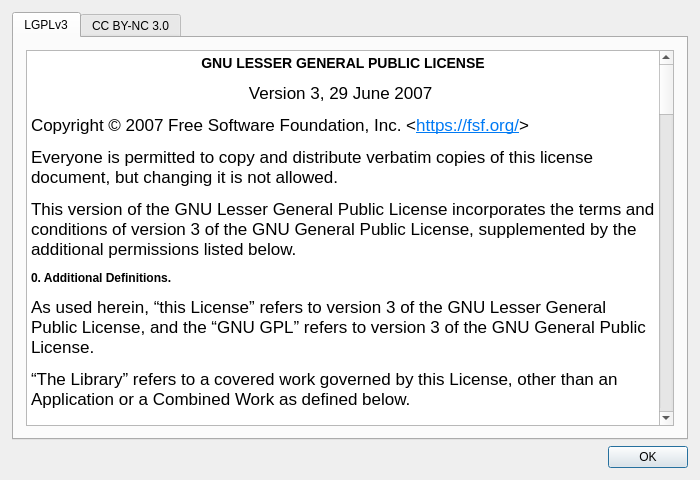
Before: the Qt Designer form sokketter-ui/sources/license_dialog.ui in morwy/sokketter, drawn with Qt 5.
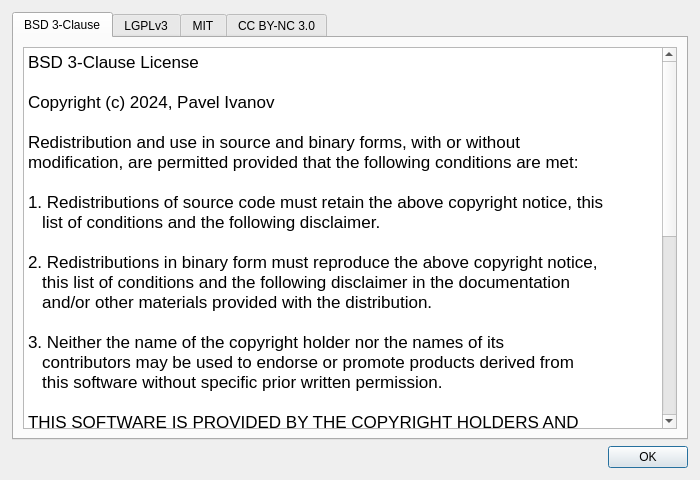
After: the same form once the commit is applied.

Commit message: fix: added MIT and BSD 3-Clause licenses.

Patch:
```diff
--- a/sokketter-ui/sources/license_dialog.ui
+++ b/sokketter-ui/sources/license_dialog.ui
@@ -40,6 +40,54 @@
      <property name="currentIndex">
       <number>0</number>
      </property>
+     <widget class="QWidget" name="tab_4">
+      <attribute name="title">
+       <string>BSD 3-Clause</string>
+      </attribute>
+      <layout class="QVBoxLayout" name="verticalLayout_5">
+       <item>
+        <widget class="QTextBrowser" name="bsd_3_clause_text">
+         <property name="html">
+          <string>&lt;!DOCTYPE HTML PUBLIC &quot;-//W3C//DTD HTML 4.0//EN&quot; &quot;http://www.w3.org/TR/REC-html40/strict.dtd&quot;&gt;
+&lt;html&gt;&lt;head&gt;&lt;meta name=&quot;qrichtext&quot; content=&quot;1&quot; /&gt;&lt;meta charset=&quot;utf-8&quot; /&gt;&lt;style type=&quot;text/css&quot;&gt;
+p, li { white-space: pre-wrap; }
+hr { height: 1px; border-width: 0; }
+li.unchecked::marker { content: &quot;\2610&quot;; }
+li.checked::marker { content: &quot;\2612&quot;; }
+&lt;/style&gt;&lt;/head&gt;&lt;body style=&quot; font-family:'.AppleSystemUIFont'; font-size:13pt; font-weight:400; font-style:normal;&quot;&gt;
+&lt;p style=&quot; margin-top:12px; margin-bottom:0px; margin-left:0px; margin-right:0px; -qt-block-indent:0; text-indent:0px;&quot;&gt;&lt;span style=&quot; font-family:'Menlo';&quot;&gt;BSD 3-Clause License&lt;/span&gt;&lt;/p&gt;
+&lt;p style=&quot;-qt-paragraph-type:empty; margin-top:0px; margin-bottom:0px; margin-left:0px; margin-right:0px; -qt-block-indent:0; text-indent:0px; font-family:'Menlo';&quot;&gt;&lt;br /&gt;&lt;/p&gt;
+&lt;p style=&quot; margin-top:0px; margin-bottom:0px; margin-left:0px; margin-right:0px; -qt-block-indent:0; text-indent:0px;&quot;&gt;&lt;span style=&quot; font-family:'Menlo';&quot;&gt;Copyright (c) 2024, Pavel Ivanov&lt;/span&gt;&lt;/p&gt;
+&lt;p style=&quot;-qt-paragraph-type:empty; margin-top:0px; margin-bottom:0px; margin-left:0px; margin-right:0px; -qt-block-indent:0; text-indent:0px; font-family:'Menlo';&quot;&gt;&lt;br /&gt;&lt;/p&gt;
+&lt;p style=&quot; margin-top:0px; margin-bottom:0px; margin-left:0px; margin-right:0px; -qt-block-indent:0; text-indent:0px;&quot;&gt;&lt;span style=&quot; font-family:'Menlo';&quot;&gt;Redistribution and use in source and binary forms, with or without&lt;/span&gt;&lt;/p&gt;
+&lt;p style=&quot; margin-top:0px; margin-bottom:0px; margin-left:0px; margin-right:0px; -qt-block-indent:0; text-indent:0px;&quot;&gt;&lt;span style=&quot; font-family:'Menlo';&quot;&gt;modification, are permitted provided that the following conditions are met:&lt;/span&gt;&lt;/p&gt;
+&lt;p style=&quot;-qt-paragraph-type:empty; margin-top:0px; margin-bottom:0px; margin-left:0px; margin-right:0px; -qt-block-indent:0; text-indent:0px; font-family:'Menlo';&quot;&gt;&lt;br /&gt;&lt;/p&gt;
+&lt;p style=&quot; margin-top:0px; margin-bottom:0px; margin-left:0px; margin-right:0px; -qt-block-indent:0; text-indent:0px;&quot;&gt;&lt;span style=&quot; font-family:'Menlo';&quot;&gt;1. Redistributions of source code must retain the above copyright notice, this&lt;/span&gt;&lt;/p&gt;
+&lt;p style=&quot; margin-top:0px; margin-bottom:0px; margin-left:0px; margin-right:0px; -qt-block-indent:0; text-indent:0px;&quot;&gt;&lt;span style=&quot; font-family:'Menlo';&quot;&gt;   list of conditions and the following disclaimer.&lt;/span&gt;&lt;/p&gt;
+&lt;p style=&quot;-qt-paragraph-type:empty; margin-top:0px; margin-bottom:0px; margin-left:0px; margin-right:0px; -qt-block-indent:0; text-indent:0px; font-family:'Menlo';&quot;&gt;&lt;br /&gt;&lt;/p&gt;
+&lt;p style=&quot; margin-top:0px; margin-bottom:0px; margin-left:0px; margin-right:0px; -qt-block-indent:0; text-indent:0px;&quot;&gt;&lt;span style=&quot; font-family:'Menlo';&quot;&gt;2. Redistributions in binary form must reproduce the above copyright notice,&lt;/span&gt;&lt;/p&gt;
+&lt;p style=&quot; margin-top:0px; margin-bottom:0px; margin-left:0px; margin-right:0px; -qt-block-indent:0; text-indent:0px;&quot;&gt;&lt;span style=&quot; font-family:'Menlo';&quot;&gt;   this list of conditions and the following disclaimer in the documentation&lt;/span&gt;&lt;/p&gt;
+&lt;p style=&quot; margin-top:0px; margin-bottom:0px; margin-left:0px; margin-right:0px; -qt-block-indent:0; text-indent:0px;&quot;&gt;&lt;span style=&quot; font-family:'Menlo';&quot;&gt;   and/or other materials provided with the distribution.&lt;/span&gt;&lt;/p&gt;
+&lt;p style=&quot;-qt-paragraph-type:empty; margin-top:0px; margin-bottom:0px; margin-left:0px; margin-right:0px; -qt-block-indent:0; text-indent:0px; font-family:'Menlo';&quot;&gt;&lt;br /&gt;&lt;/p&gt;
+&lt;p style=&quot; margin-top:0px; margin-bottom:0px; margin-left:0px; margin-right:0px; -qt-block-indent:0; text-indent:0px;&quot;&gt;&lt;span style=&quot; font-family:'Menlo';&quot;&gt;3. Neither the name of the copyright holder nor the names of its&lt;/span&gt;&lt;/p&gt;
+&lt;p style=&quot; margin-top:0px; margin-bottom:0px; margin-left:0px; margin-right:0px; -qt-block-indent:0; text-indent:0px;&quot;&gt;&lt;span style=&quot; font-family:'Menlo';&quot;&gt;   contributors may be used to endorse or promote products derived from&lt;/span&gt;&lt;/p&gt;
+&lt;p style=&quot; margin-top:0px; margin-bottom:0px; margin-left:0px; margin-right:0px; -qt-block-indent:0; text-indent:0px;&quot;&gt;&lt;span style=&quot; font-family:'Menlo';&quot;&gt;   this software without specific prior written permission.&lt;/span&gt;&lt;/p&gt;
+&lt;p style=&quot;-qt-paragraph-type:empty; margin-top:0px; margin-bottom:0px; margin-left:0px; margin-right:0px; -qt-block-indent:0; text-indent:0px; font-family:'Menlo';&quot;&gt;&lt;br /&gt;&lt;/p&gt;
+&lt;p style=&quot; margin-top:0px; margin-bottom:0px; margin-left:0px; margin-right:0px; -qt-block-indent:0; text-indent:0px;&quot;&gt;&lt;span style=&quot; font-family:'Menlo';&quot;&gt;THIS SOFTWARE IS PROVIDED BY THE COPYRIGHT HOLDERS AND CONTRIBUTORS &amp;quot;AS IS&amp;quot;&lt;/span&gt;&lt;/p&gt;
+&lt;p style=&quot; margin-top:0px; margin-bottom:0px; margin-left:0px; margin-right:0px; -qt-block-indent:0; text-indent:0px;&quot;&gt;&lt;span style=&quot; font-family:'Menlo';&quot;&gt;AND ANY EXPRESS OR IMPLIED WARRANTIES, INCLUDING, BUT NOT LIMITED TO, THE&lt;/span&gt;&lt;/p&gt;
+&lt;p style=&quot; margin-top:0px; margin-bottom:0px; margin-left:0px; margin-right:0px; -qt-block-indent:0; text-indent:0px;&quot;&gt;&lt;span style=&quot; font-family:'Menlo';&quot;&gt;IMPLIED WARRANTIES OF MERCHANTABILITY AND FITNESS FOR A PARTICULAR PURPOSE ARE&lt;/span&gt;&lt;/p&gt;
+&lt;p style=&quot; margin-top:0px; margin-bottom:0px; margin-left:0px; margin-right:0px; -qt-block-indent:0; text-indent:0px;&quot;&gt;&lt;span style=&quot; font-family:'Menlo';&quot;&gt;DISCLAIMED. IN NO EVENT SHALL THE COPYRIGHT HOLDER OR CONTRIBUTORS BE LIABLE&lt;/span&gt;&lt;/p&gt;
+&lt;p style=&quot; margin-top:0px; margin-bottom:0px; margin-left:0px; margin-right:0px; -qt-block-indent:0; text-indent:0px;&quot;&gt;&lt;span style=&quot; font-family:'Menlo';&quot;&gt;FOR ANY DIRECT, INDIRECT, INCIDENTAL, SPECIAL, EXEMPLARY, OR CONSEQUENTIAL&lt;/span&gt;&lt;/p&gt;
+&lt;p style=&quot; margin-top:0px; margin-bottom:0px; margin-left:0px; margin-right:0px; -qt-block-indent:0; text-indent:0px;&quot;&gt;&lt;span style=&quot; font-family:'Menlo';&quot;&gt;DAMAGES (INCLUDING, BUT NOT LIMITED TO, PROCUREMENT OF SUBSTITUTE GOODS OR&lt;/span&gt;&lt;/p&gt;
+&lt;p style=&quot; margin-top:0px; margin-bottom:0px; margin-left:0px; margin-right:0px; -qt-block-indent:0; text-indent:0px;&quot;&gt;&lt;span style=&quot; font-family:'Menlo';&quot;&gt;SERVICES; LOSS OF USE, DATA, OR PROFITS; OR BUSINESS INTERRUPTION) HOWEVER&lt;/span&gt;&lt;/p&gt;
+&lt;p style=&quot; margin-top:0px; margin-bottom:0px; margin-left:0px; margin-right:0px; -qt-block-indent:0; text-indent:0px;&quot;&gt;&lt;span style=&quot; font-family:'Menlo';&quot;&gt;CAUSED AND ON ANY THEORY OF LIABILITY, WHETHER IN CONTRACT, STRICT LIABILITY,&lt;/span&gt;&lt;/p&gt;
+&lt;p style=&quot; margin-top:0px; margin-bottom:0px; margin-left:0px; margin-right:0px; -qt-block-indent:0; text-indent:0px;&quot;&gt;&lt;span style=&quot; font-family:'Menlo';&quot;&gt;OR TORT (INCLUDING NEGLIGENCE OR OTHERWISE) ARISING IN ANY WAY OUT OF THE USE&lt;/span&gt;&lt;/p&gt;
+&lt;p style=&quot; margin-top:0px; margin-bottom:12px; margin-left:0px; margin-right:0px; -qt-block-indent:0; text-indent:0px;&quot;&gt;&lt;span style=&quot; font-family:'Menlo';&quot;&gt;OF THIS SOFTWARE, EVEN IF ADVISED OF THE POSSIBILITY OF SUCH DAMAGE.&lt;/span&gt;&lt;/p&gt;&lt;/body&gt;&lt;/html&gt;</string>
+         </property>
+        </widget>
+       </item>
+      </layout>
+     </widget>
      <widget class="QWidget" name="tab">
       <attribute name="title">
        <string>LGPLv3</string>
@@ -116,6 +164,47 @@
        </item>
       </layout>
      </widget>
+     <widget class="QWidget" name="tab_3">
+      <attribute name="title">
+       <string>MIT</string>
+      </attribute>
+      <layout class="QVBoxLayout" name="verticalLayout_4">
+       <item>
+        <widget class="QTextBrowser" name="mit_text">
+         <property name="html">
+          <string>&lt;!DOCTYPE HTML PUBLIC &quot;-//W3C//DTD HTML 4.0//EN&quot; &quot;http://www.w3.org/TR/REC-html40/strict.dtd&quot;&gt;
+&lt;html&gt;&lt;head&gt;&lt;meta name=&quot;qrichtext&quot; content=&quot;1&quot; /&gt;&lt;meta charset=&quot;utf-8&quot; /&gt;&lt;style type=&quot;text/css&quot;&gt;
+p, li { white-space: pre-wrap; }
+hr { height: 1px; border-width: 0; }
+li.unchecked::marker { content: &quot;\2610&quot;; }
+li.checked::marker { content: &quot;\2612&quot;; }
+&lt;/style&gt;&lt;/head&gt;&lt;body style=&quot; font-family:'.AppleSystemUIFont'; font-size:13pt; font-weight:400; font-style:normal;&quot;&gt;
+&lt;p style=&quot; margin-top:0px; margin-bottom:0px; margin-left:0px; margin-right:0px; -qt-block-indent:0; text-indent:0px;&quot;&gt;MIT License&lt;/p&gt;
+&lt;p style=&quot;-qt-paragraph-type:empty; margin-top:0px; margin-bottom:0px; margin-left:0px; margin-right:0px; -qt-block-indent:0; text-indent:0px;&quot;&gt;&lt;br /&gt;&lt;/p&gt;
+&lt;p style=&quot; margin-top:0px; margin-bottom:0px; margin-left:0px; margin-right:0px; -qt-block-indent:0; text-indent:0px;&quot;&gt;Copyright (c) 2023 WorkOS&lt;/p&gt;
+&lt;p style=&quot;-qt-paragraph-type:empty; margin-top:0px; margin-bottom:0px; margin-left:0px; margin-right:0px; -qt-block-indent:0; text-indent:0px;&quot;&gt;&lt;br /&gt;&lt;/p&gt;
+&lt;p style=&quot; margin-top:0px; margin-bottom:0px; margin-left:0px; margin-right:0px; -qt-block-indent:0; text-indent:0px;&quot;&gt;Permission is hereby granted, free of charge, to any person obtaining a copy&lt;/p&gt;
+&lt;p style=&quot; margin-top:0px; margin-bottom:0px; margin-left:0px; margin-right:0px; -qt-block-indent:0; text-indent:0px;&quot;&gt;of this software and associated documentation files (the &amp;quot;Software&amp;quot;), to deal&lt;/p&gt;
+&lt;p style=&quot; margin-top:0px; margin-bottom:0px; margin-left:0px; margin-right:0px; -qt-block-indent:0; text-indent:0px;&quot;&gt;in the Software without restriction, including without limitation the rights&lt;/p&gt;
+&lt;p style=&quot; margin-top:0px; margin-bottom:0px; margin-left:0px; margin-right:0px; -qt-block-indent:0; text-indent:0px;&quot;&gt;to use, copy, modify, merge, publish, distribute, sublicense, and/or sell&lt;/p&gt;
+&lt;p style=&quot; margin-top:0px; margin-bottom:0px; margin-left:0px; margin-right:0px; -qt-block-indent:0; text-indent:0px;&quot;&gt;copies of the Software, and to permit persons to whom the Software is&lt;/p&gt;
+&lt;p style=&quot; margin-top:0px; margin-bottom:0px; margin-left:0px; margin-right:0px; -qt-block-indent:0; text-indent:0px;&quot;&gt;furnished to do so, subject to the following conditions:&lt;/p&gt;
+&lt;p style=&quot;-qt-paragraph-type:empty; margin-top:0px; margin-bottom:0px; margin-left:0px; margin-right:0px; -qt-block-indent:0; text-indent:0px;&quot;&gt;&lt;br /&gt;&lt;/p&gt;
+&lt;p style=&quot; margin-top:0px; margin-bottom:0px; margin-left:0px; margin-right:0px; -qt-block-indent:0; text-indent:0px;&quot;&gt;The above copyright notice and this permission notice shall be included in all&lt;/p&gt;
+&lt;p style=&quot; margin-top:0px; margin-bottom:0px; margin-left:0px; margin-right:0px; -qt-block-indent:0; text-indent:0px;&quot;&gt;copies or substantial portions of the Software.&lt;/p&gt;
+&lt;p style=&quot;-qt-paragraph-type:empty; margin-top:0px; margin-bottom:0px; margin-left:0px; margin-right:0px; -qt-block-indent:0; text-indent:0px;&quot;&gt;&lt;br /&gt;&lt;/p&gt;
+&lt;p style=&quot; margin-top:0px; margin-bottom:0px; margin-left:0px; margin-right:0px; -qt-block-indent:0; text-indent:0px;&quot;&gt;THE SOFTWARE IS PROVIDED &amp;quot;AS IS&amp;quot;, WITHOUT WARRANTY OF ANY KIND, EXPRESS OR&lt;/p&gt;
+&lt;p style=&quot; margin-top:0px; margin-bottom:0px; margin-left:0px; margin-right:0px; -qt-block-indent:0; text-indent:0px;&quot;&gt;IMPLIED, INCLUDING BUT NOT LIMITED TO THE WARRANTIES OF MERCHANTABILITY,&lt;/p&gt;
+&lt;p style=&quot; margin-top:0px; margin-bottom:0px; margin-left:0px; margin-right:0px; -qt-block-indent:0; text-indent:0px;&quot;&gt;FITNESS FOR A PARTICULAR PURPOSE AND NONINFRINGEMENT. IN NO EVENT SHALL THE&lt;/p&gt;
+&lt;p style=&quot; margin-top:0px; margin-bottom:0px; margin-left:0px; margin-right:0px; -qt-block-indent:0; text-indent:0px;&quot;&gt;AUTHORS OR COPYRIGHT HOLDERS BE LIABLE FOR ANY CLAIM, DAMAGES OR OTHER&lt;/p&gt;
+&lt;p style=&quot; margin-top:0px; margin-bottom:0px; margin-left:0px; margin-right:0px; -qt-block-indent:0; text-indent:0px;&quot;&gt;LIABILITY, WHETHER IN AN ACTION OF CONTRACT, TORT OR OTHERWISE, ARISING FROM,&lt;/p&gt;
+&lt;p style=&quot; margin-top:0px; margin-bottom:0px; margin-left:0px; margin-right:0px; -qt-block-indent:0; text-indent:0px;&quot;&gt;OUT OF OR IN CONNECTION WITH THE SOFTWARE OR THE USE OR OTHER DEALINGS IN THE&lt;/p&gt;
+&lt;p style=&quot; margin-top:0px; margin-bottom:0px; margin-left:0px; margin-right:0px; -qt-block-indent:0; text-indent:0px;&quot;&gt;SOFTWARE.&lt;/p&gt;&lt;/body&gt;&lt;/html&gt;</string>
+         </property>
+        </widget>
+       </item>
+      </layout>
+     </widget>
      <widget class="QWidget" name="tab_2">
       <attribute name="title">
        <string>CC BY-NC 3.0</string>
```
